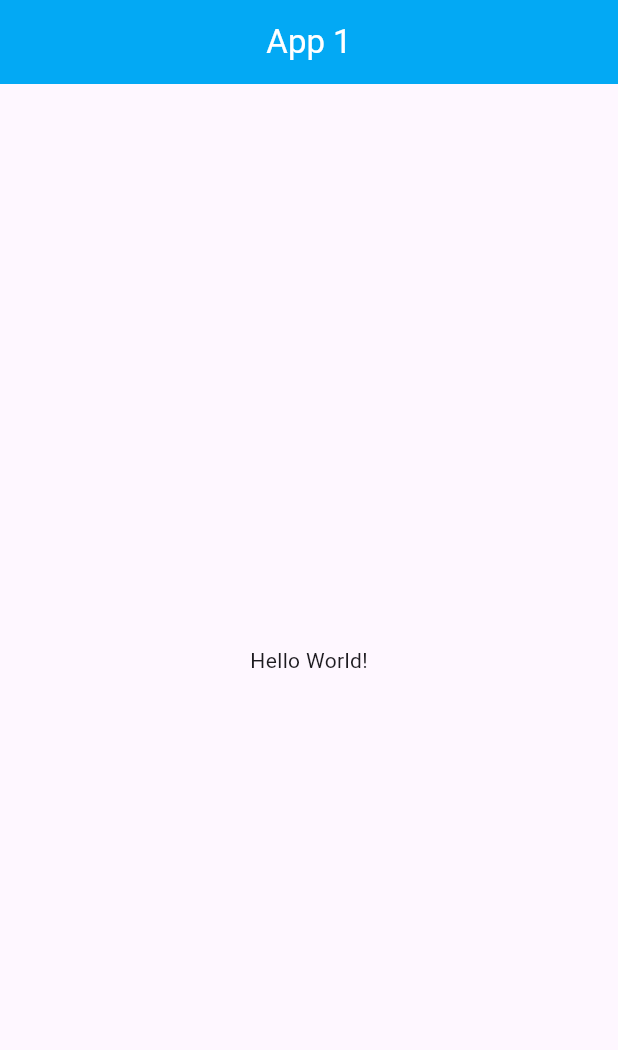
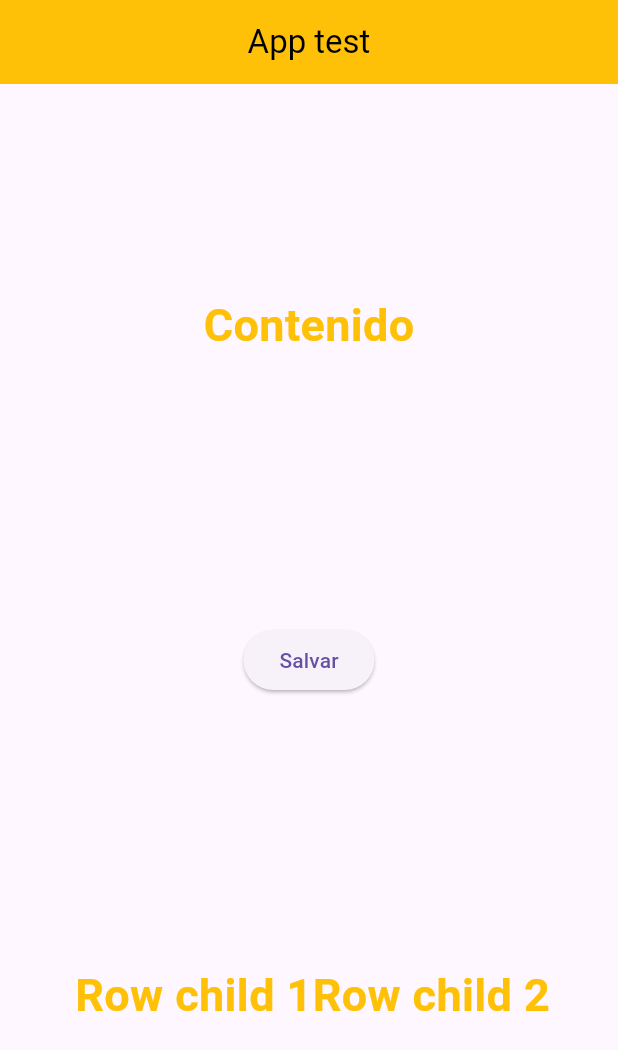
Before and after one commit to lautarotamborindeguy/TADS-ProgramacionMobile-PrimeraApp, a Flutter app: the screen it shows after launch, on a phone screen of 412 x 824 dp. Shown: the top 1050 px of the screen. Run offline on Flutter 3.47's test engine with Material 3 defaults, Android fonts, the phone set to English and light mode, and no system bars.

Commit message:
App update, new funcinallities and styles

```diff
--- a/lib/main.dart
+++ b/lib/main.dart
@@ -10,15 +10,42 @@ class MainApp extends StatelessWidget {
   @override
   Widget build(BuildContext context) {
     return MaterialApp(
+      debugShowCheckedModeBanner: false,
       home: Scaffold(
         appBar: AppBar(
-          title: Text("App 1"),
-          backgroundColor: Colors.lightBlue,
-          foregroundColor: Colors.white,
+          title: Text("App test"),
+          backgroundColor: Colors.amber,
+          foregroundColor: Colors.black,
           centerTitle: true,
         ),
-        body: Center(
-          child: Text('Hello World!'),
+        body: Container(
+          margin: EdgeInsets.all(50),
+          child: Column(
+            mainAxisAlignment: MainAxisAlignment.spaceAround,
+            children: [Text("Contenido", style: TextStyle(
+              fontSize: 30,
+              fontWeight: FontWeight.bold,
+              color: Colors.amber
+              )),
+              ElevatedButton(onPressed: (){
+                print("Hola mundo");
+              }, child: Text("Salvar")),
+              Row(
+                mainAxisAlignment: MainAxisAlignment.spaceAround,
+                children: [
+                  Text("Row child 1", style: TextStyle(
+                    fontSize: 30,
+                    fontWeight: FontWeight.bold,
+                    color: Colors.amber,
+                  )),
+                  Text("Row child 2", style: TextStyle(
+                    fontSize: 30,
+                    fontWeight: FontWeight.bold,
+                    color: Colors.amber
+                  )),
+              ])
+            ]
+          ),
         ),
       ),
     );
--- a/pubspec.yaml
+++ b/pubspec.yaml
@@ -1,4 +1,4 @@
-name: app1
+name: flutter_application_1
 description: "A new Flutter project."
 publish_to: 'none'
 version: 0.1.0
```
Also changed, not shown: 17 other files.
